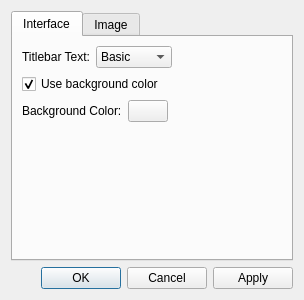
First picture: the form in src/qvoptionsdialog.ui, repository jurplel/qView, before the edit.
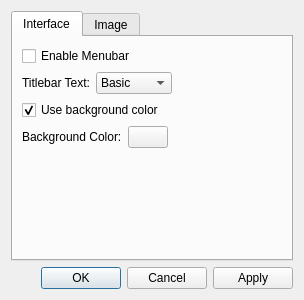
Second picture: the form after the edit.

Diff of the .ui file:
```diff
--- a/src/qvoptionsdialog.ui
+++ b/src/qvoptionsdialog.ui
@@ -51,7 +51,7 @@
        <string>Interface</string>
       </attribute>
       <layout class="QFormLayout" name="formLayout">
-       <item row="1" column="0">
+       <item row="4" column="0">
         <widget class="QCheckBox" name="bgColorCheckbox">
          <property name="text">
           <string>Use background color</string>
@@ -64,7 +64,7 @@
          </property>
         </widget>
        </item>
-       <item row="2" column="0">
+       <item row="5" column="0">
         <layout class="QHBoxLayout" name="bgColorLayout">
          <item>
           <widget class="QLabel" name="bgColorLabel">
@@ -106,7 +106,7 @@
          </item>
         </layout>
        </item>
-       <item row="0" column="0">
+       <item row="2" column="0">
         <layout class="QHBoxLayout" name="horizontalLayout">
          <property name="leftMargin">
           <number>0</number>
@@ -142,6 +142,13 @@
          </item>
         </layout>
        </item>
+       <item row="1" column="0">
+        <widget class="QCheckBox" name="menubarCheckbox">
+         <property name="text">
+          <string>Enable Menubar</string>
+         </property>
+        </widget>
+       </item>
       </layout>
      </widget>
      <widget class="QWidget" name="image">
```
